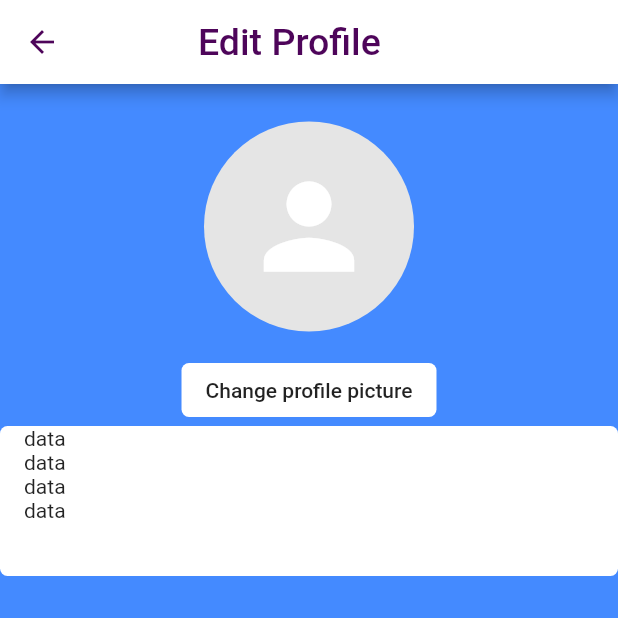
After one commit to MelaTech30/Team_Melatech, a Flutter app: the WastePage screen opened directly, after a tap on the "person" icon, on a phone screen of 412 x 824 dp, the top half of it. The commit adds this screen. Run offline on Flutter 3.47's test engine with Material 2 defaults, Android fonts, the phone set to English and light mode, and no system bars; our stand-ins replace animated_splash_screen, charts_flutter; missing offline and left inert: dart:ffi.

Commit message:
Added something to pages

```diff
--- /dev/null
+++ b/lib/profile.dart
@@ -0,0 +1,68 @@
+import 'package:flutter/material.dart';
+
+class ProfilePage extends StatelessWidget {
+  const ProfilePage({Key? key}) : super(key: key);
+
+  @override
+  Widget build(BuildContext context) {
+    return Scaffold(
+      appBar: AppBar(
+        iconTheme: const IconThemeData(color: Color(0xFF4e055a)),
+        backgroundColor: Colors.white,
+        title: const Padding(
+          padding: EdgeInsets.only(left: 60, right: 0),
+          child: Text(
+            'Edit Profile',
+            style: TextStyle(color: Color(0xFF4e055a), fontSize: 25),
+          ),
+        ),
+      ),
+      backgroundColor: Colors.blueAccent,
+      body: Column(children: <Widget>[
+        const SizedBox(
+          height: 25,
+        ),
+        const Center(
+          child: CircleAvatar(
+            backgroundColor: const Color(0xFFe5e5e5),
+            radius: 70,
+            child: Icon(
+              Icons.person,
+              color: Colors.white,
+              size: 90,
+            ),
+          ),
+        ),
+        const SizedBox(height: 15),
+        FlatButton(
+          onPressed: () {},
+          child: const Text(
+            'Change profile picture',
+          ),
+          color: Colors.white,
+          shape: RoundedRectangleBorder(
+            borderRadius: BorderRadius.circular(5),
+          ),
+        ),
+        Container(
+          decoration: BoxDecoration(
+              shape: BoxShape.rectangle,
+              color: Colors.white,
+              borderRadius: BorderRadius.circular(5)),
+          height: 100,
+          child: ListTile(
+            leading: Column(
+              mainAxisSize: MainAxisSize.max,
+              children: const <Widget>[
+               Text('data'),
+                Text('data'),
+                Text('data'),
+                Text('data'),
+              ],
+            ),
+          ),
+        ),
+      ]),
+    );
+  }
+}
--- a/lib/waste.dart
+++ b/lib/waste.dart
@@ -1,4 +1,5 @@
 import 'package:flutter/material.dart';
+import 'package:melatech/profile.dart';
 import 'package:melatech/rewards.dart';
 import 'package:melatech/schedulepage.dart';
 import 'package:melatech/start.dart';
@@ -18,15 +19,23 @@ class WastePage extends StatelessWidget {
                 style: TextStyle(
                   color: Color(0xFF4e055a),
                 ))),
-        actions: const [
+        actions: [
           Padding(
-            padding: EdgeInsets.only(right: 15),
-            child: CircleAvatar(
-              backgroundColor: Color(0xFFe5e5e5),
-              child: Icon(
-                Icons.person,
-                size: 35,
-                color: Colors.white,
+            padding: const EdgeInsets.only(right: 15),
+            child: InkWell(
+              onTap: () {
+                Navigator.push(
+                    context,
+                    MaterialPageRoute(
+                        builder: (context) => const ProfilePage()));
+              },
+              child: const CircleAvatar(
+                backgroundColor: Color(0xFFe5e5e5),
+                child: Icon(
+                  Icons.person,
+                  size: 35,
+                  color: Colors.white,
+                ),
               ),
             ),
           )
```
Also changed, not shown: lib/cart.dart (+120 -4 lines), lib/start.dart (+4 -8 lines), pubspec.lock.
